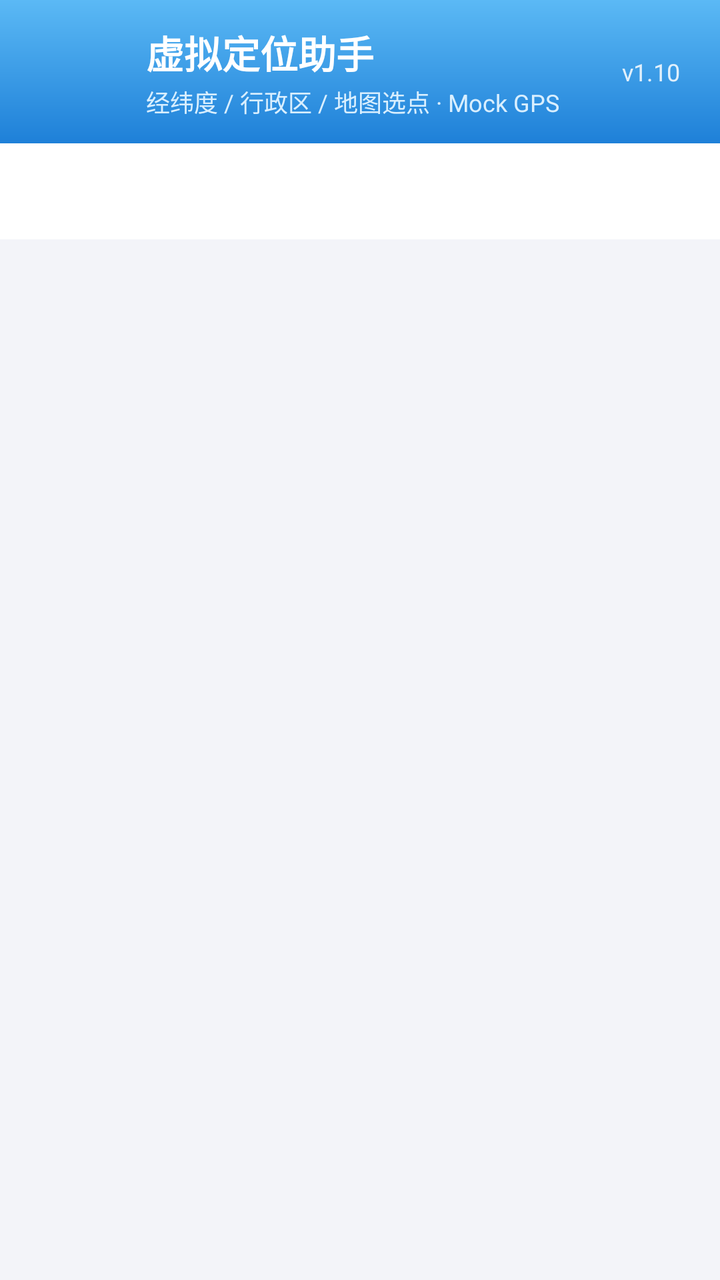
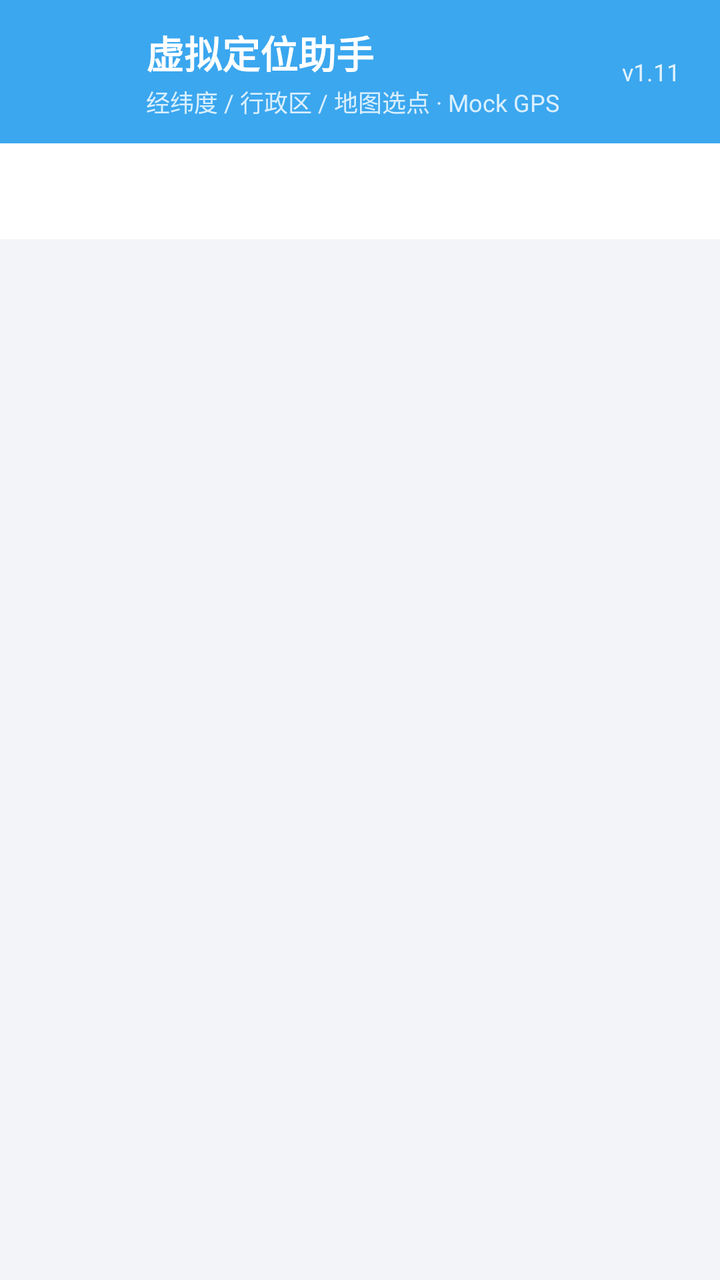

Two renders of the same Android screen: before a commit and after it. Below are the layout's source before the change and the commit's diff.
<!-- AndroidManifest.xml: application theme Theme.MockGPS -->
<!-- res/layout/activity_main.xml -->
<?xml version="1.0" encoding="utf-8"?>
<LinearLayout xmlns:android="http://schemas.android.com/apk/res/android"
    xmlns:app="http://schemas.android.com/apk/res-auto"
    android:layout_width="match_parent"
    android:layout_height="match_parent"
    android:background="@color/app_bg"
    android:orientation="vertical">

    <LinearLayout
        android:id="@+id/header"
        android:layout_width="match_parent"
        android:layout_height="wrap_content"
        android:background="@drawable/bg_header"
        android:gravity="center_vertical"
        android:orientation="horizontal"
        android:paddingStart="20dp"
        android:paddingTop="12dp"
        android:paddingEnd="20dp"
        android:paddingBottom="12dp">

        <ImageView
            android:layout_width="40dp"
            android:layout_height="40dp"
            android:contentDescription="@string/app_name"
            android:src="@mipmap/ic_launcher" />

        <LinearLayout
            android:layout_width="0dp"
            android:layout_height="wrap_content"
            android:layout_marginStart="13dp"
            android:layout_weight="1"
            android:orientation="vertical">

            <TextView
                android:layout_width="wrap_content"
                android:layout_height="wrap_content"
                android:text="@string/app_name"
                android:textColor="@color/white"
                android:textSize="19sp"
                android:textStyle="bold" />

            <TextView
                android:layout_width="wrap_content"
                android:layout_height="wrap_content"
                android:layout_marginTop="2dp"
                android:text="经纬度 / 行政区 / 地图选点 · Mock GPS"
                android:textColor="@color/text_on_gradient_sub"
                android:textSize="12sp" />
        </LinearLayout>

        <TextView
            android:layout_width="wrap_content"
            android:layout_height="wrap_content"
            android:alpha="0.85"
            android:text="v1.10"
            android:textColor="@color/white"
            android:textSize="12sp" />
    </LinearLayout>

    <com.google.android.material.tabs.TabLayout
        android:id="@+id/tabs_main"
        android:layout_width="match_parent"
        android:layout_height="wrap_content"
        android:background="@color/card_bg"
        app:tabIndicatorFullWidth="false"
        app:tabMode="fixed"
        app:tabGravity="fill"
        app:tabSelectedTextColor="@color/brand_primary"
        app:tabTextAppearance="@style/TabMainText"
        app:elevation="1dp" />

    <androidx.viewpager2.widget.ViewPager2
        android:id="@+id/pager"
        android:layout_width="match_parent"
        android:layout_height="0dp"
        android:layout_weight="1" />

</LinearLayout>
<!-- resources referenced by this layout -->
<resources>
  <color name="app_bg">#F3F4F9</color>
  <color name="brand_primary">#3BA7EF</color>
  <color name="card_bg">#FFFFFFFF</color>
  <color name="text_on_gradient_sub">#D9EFFF</color>
  <color name="white">#FFFFFFFF</color>
  <!-- drawable bg_header (drawable) -->
  <?xml version="1.0" encoding="utf-8"?>
  <shape xmlns:android="http://schemas.android.com/apk/res/android"
      android:shape="rectangle">
      <gradient
          android:angle="270"
          android:startColor="@color/brand_gradient_top"
          android:endColor="@color/brand_gradient_bottom" />
  </shape>
  <!-- mipmap ic_launcher (mipmap-anydpi-v26) -->
  <?xml version="1.0" encoding="utf-8"?>
  <adaptive-icon xmlns:android="http://schemas.android.com/apk/res/android">
      <background android:drawable="@color/ic_launcher_background" />
      <foreground android:drawable="@drawable/ic_launcher_foreground" />
  </adaptive-icon>
  <string name="app_name">虚拟定位助手</string>
  <style name="TabMainText">
          <item name="android:textSize">15sp</item>
          <item name="android:textStyle">bold</item>
          <item name="android:textAllCaps">false</item>
      </style>
  <style name="Theme.MockGPS" parent="Theme.Material3.DayNight.NoActionBar">
          <item name="colorPrimary">@color/brand_primary</item>
          <item name="colorOnPrimary">@color/brand_on_primary</item>
          <item name="colorPrimaryContainer">@color/brand_container</item>
          <item name="colorOnPrimaryContainer">@color/brand_on_container</item>
          <item name="android:windowBackground">@color/app_bg</item>
          <item name="android:statusBarColor">@color/brand_gradient_top</item>
          <item name="android:windowLightStatusBar">false</item>
          <item name="android:navigationBarColor">@color/app_bg</item>
      </style>
  <color name="brand_gradient_top">#5BB9F5</color>
  <color name="brand_gradient_bottom">#1E80D8</color>
  <color name="ic_launcher_background">#FFFFFF</color>
  <!-- drawable ic_launcher_foreground (drawable) -->
  <?xml version="1.0" encoding="utf-8"?>
  <vector xmlns:android="http://schemas.android.com/apk/res/android"
      android:width="108dp"
      android:height="108dp"
      android:viewportWidth="108"
      android:viewportHeight="108">
  
      
      <path
          android:fillColor="#1976D2"
          android:pathData="M54,23 a22,22 0 1,0 0,44 a22,22 0 1,0 0,-44 z" />
  
      
      <path
          android:fillColor="#1976D2"
          android:pathData="M37.65,59.72 L70.35,59.72 L54,85.7 z" />
  
      
      <path
          android:fillColor="#FFFFFF"
          android:pathData="M54,35.5 a9.5,9.5 0 1,0 0,19 a9.5,9.5 0 1,0 0,-19 z" />
  </vector>
  <color name="brand_on_primary">#FFFFFFFF</color>
  <color name="brand_container">#E1F1FC</color>
  <color name="brand_on_container">#0B3D63</color>
</resources>

<!-- the commit's change to res/layout/activity_main.xml (unified diff, before → after) -->
@@ -44,7 +44,7 @@
                 android:layout_height="wrap_content"
                 android:layout_marginTop="2dp"
                 android:text="经纬度 / 行政区 / 地图选点 · Mock GPS"
-                android:textColor="@color/text_on_gradient_sub"
+                android:textColor="@color/text_on_brand_sub"
                 android:textSize="12sp" />
         </LinearLayout>
 
@@ -52,7 +52,7 @@
             android:layout_width="wrap_content"
             android:layout_height="wrap_content"
             android:alpha="0.85"
-            android:text="v1.10"
+            android:text="v1.11"
             android:textColor="@color/white"
             android:textSize="12sp" />
     </LinearLayout>
<!-- resource entries referenced after the edit -->
@@ -3,16 +3,13 @@
   <color name="app_bg">#F3F4F9</color>
   <color name="brand_primary">#3BA7EF</color>
   <color name="card_bg">#FFFFFFFF</color>
-  <color name="text_on_gradient_sub">#D9EFFF</color>
+  <color name="text_on_brand_sub">#D9EFFF</color>
   <color name="white">#FFFFFFFF</color>
   <!-- drawable bg_header (drawable) -->
   <?xml version="1.0" encoding="utf-8"?>
   <shape xmlns:android="http://schemas.android.com/apk/res/android"
       android:shape="rectangle">
-      <gradient
-          android:angle="270"
-          android:startColor="@color/brand_gradient_top"
-          android:endColor="@color/brand_gradient_bottom" />
+      <solid android:color="@color/brand_header" />
   </shape>
   <!-- mipmap ic_launcher (mipmap-anydpi-v26) -->
   <?xml version="1.0" encoding="utf-8"?>
@@ -32,12 +29,12 @@
           <item name="colorPrimaryContainer">@color/brand_container</item>
           <item name="colorOnPrimaryContainer">@color/brand_on_container</item>
           <item name="android:windowBackground">@color/app_bg</item>
-          <item name="android:statusBarColor">@color/brand_gradient_top</item>
+          
+          <item name="android:statusBarColor">@color/brand_header</item>
           <item name="android:windowLightStatusBar">false</item>
           <item name="android:navigationBarColor">@color/app_bg</item>
       </style>
-  <color name="brand_gradient_top">#5BB9F5</color>
-  <color name="brand_gradient_bottom">#1E80D8</color>
+  <color name="brand_header">#3BA7EF</color>
   <color name="ic_launcher_background">#FFFFFF</color>
   <!-- drawable ic_launcher_foreground (drawable) -->
   <?xml version="1.0" encoding="utf-8"?>
